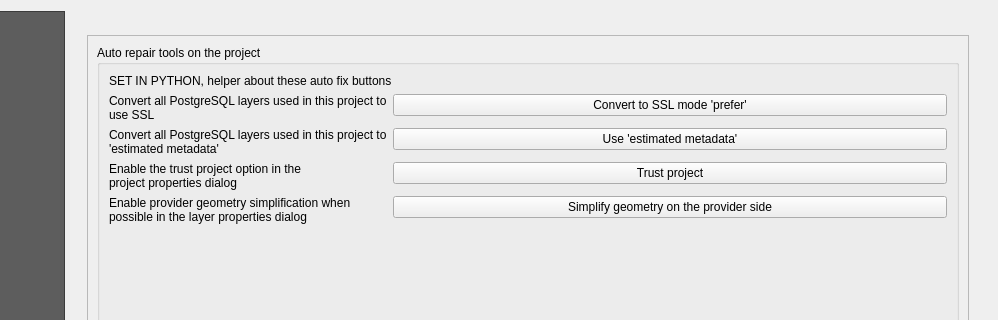
Above: lizmap/resources/ui/ui_lizmap.ui from 3liz/lizmap-plugin before the change; both pictures show x 202 to 1200 and y 0 to 320 of the 1200 by 900 pixel window. Below: the same form after it.
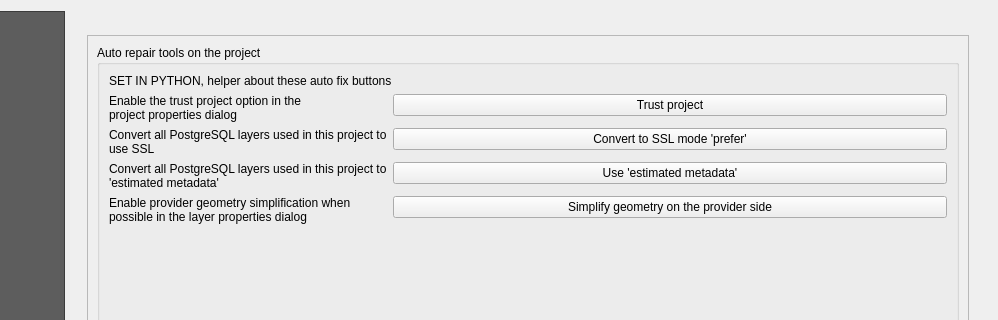
That is the form after the change. The open tabs and pages were chosen to show the change. Custom widgets are drawn as their Qt base class.

Commit message: UX - Hide SSL buttons, reorder autofix buttons

```diff
--- a/lizmap/resources/ui/ui_lizmap.ui
+++ b/lizmap/resources/ui/ui_lizmap.ui
@@ -4777,7 +4777,7 @@
                   </item>
                   <item>
                    <layout class="QFormLayout" name="formLayout_5">
-                    <item row="0" column="0">
+                    <item row="1" column="0">
                      <widget class="QLabel" name="label_pg_ssl">
                       <property name="text">
                        <string>Convert all PostgreSQL layers used in this project to use SSL</string>
@@ -4787,7 +4787,7 @@
                       </property>
                      </widget>
                     </item>
-                    <item row="0" column="1">
+                    <item row="1" column="1">
                      <widget class="QPushButton" name="button_convert_ssl">
                       <property name="sizePolicy">
                        <sizepolicy hsizetype="Minimum" vsizetype="Fixed">
@@ -4800,7 +4800,7 @@
                       </property>
                      </widget>
                     </item>
-                    <item row="1" column="0">
+                    <item row="2" column="0">
                      <widget class="QLabel" name="label_pg_estimated">
                       <property name="text">
                        <string>Convert all PostgreSQL layers used in this project to 'estimated metadata'</string>
@@ -4810,7 +4810,7 @@
                       </property>
                      </widget>
                     </item>
-                    <item row="1" column="1">
+                    <item row="2" column="1">
                      <widget class="QPushButton" name="button_use_estimated_md">
                       <property name="sizePolicy">
                        <sizepolicy hsizetype="Minimum" vsizetype="Fixed">
@@ -4823,7 +4823,7 @@
                       </property>
                      </widget>
                     </item>
-                    <item row="2" column="0">
+                    <item row="0" column="0">
                      <widget class="QLabel" name="label_trust_project">
                       <property name="text">
                        <string>Enable the trust project option in the project properties dialog</string>
@@ -4833,7 +4833,7 @@
                       </property>
                      </widget>
                     </item>
-                    <item row="2" column="1">
+                    <item row="0" column="1">
                      <widget class="QPushButton" name="button_trust_project">
                       <property name="text">
                        <string>Trust project</string>
```
The commit also changes 1 other file.
